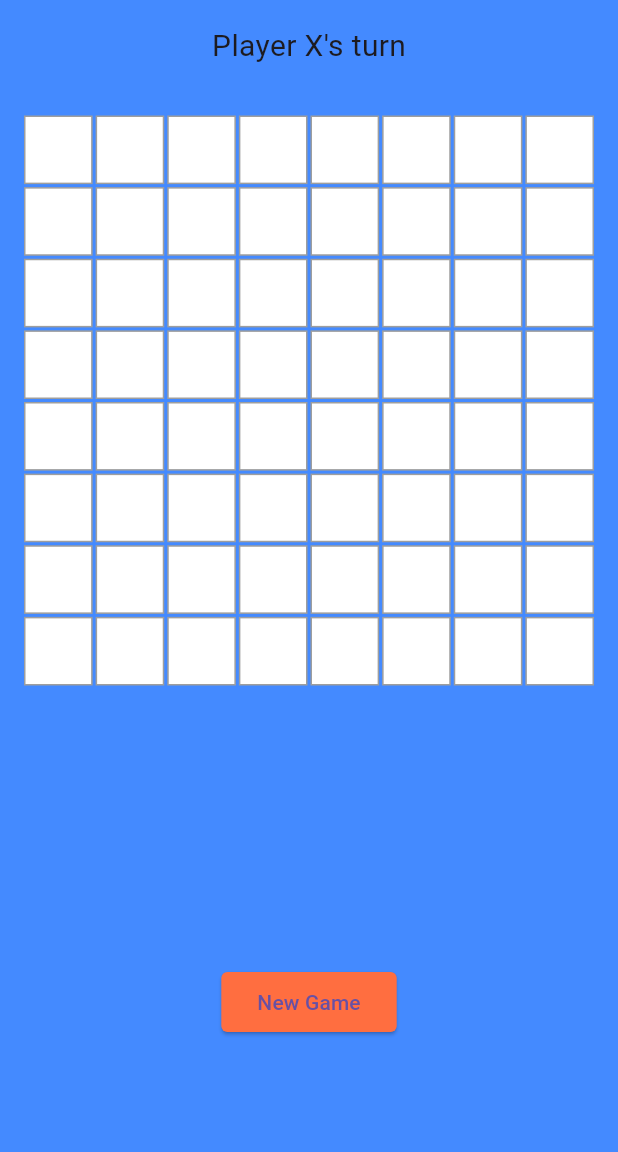
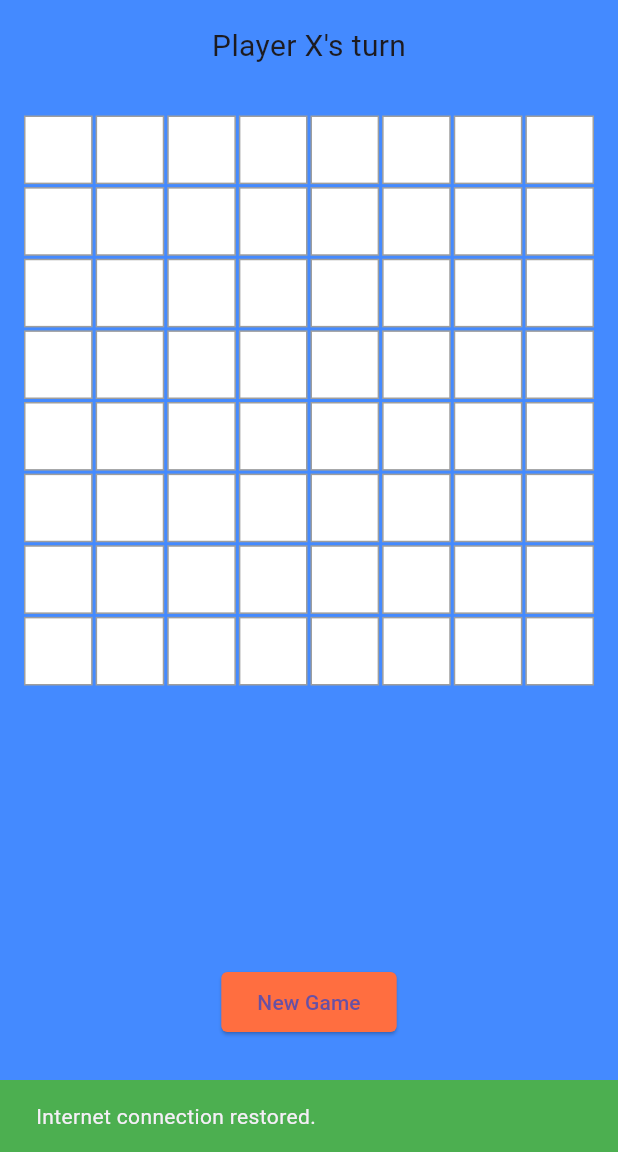
Before and after one commit to vothaihien/co_caro_8x8, a Flutter app: the first screen one second after launch, on a phone screen of 412 x 824 dp, the part 84-1236 px from its top. Run offline on Flutter 3.47's test engine with Material 3 defaults, Android fonts, the phone set to English and light mode, and no system bars; our stand-ins replace connectivity_plus, dio, retrofit, shared_preferences; generated files the repository leaves out were written again.

Commit message:
Them kiem tra ket noi mang

```diff
--- a/lib/main.dart
+++ b/lib/main.dart
@@ -1,6 +1,7 @@
 import 'package:co_caro/providers/game_provider.dart';
 import 'package:co_caro/screens/home_screen.dart';
 import 'package:co_caro/services/api_service.dart';
+import 'package:connectivity_plus/connectivity_plus.dart';
 import 'package:dio/dio.dart';
 import 'package:flutter/material.dart';
 import 'package:provider/provider.dart';
@@ -11,11 +12,12 @@ void main() async {
   final prefs = await SharedPreferences.getInstance();
   final dio = Dio();
   final apiService = ApiService(dio);
+  final connectivity = Connectivity();
   runApp(
     MultiProvider(
       providers: [
         ChangeNotifierProvider(
-          create: (_) => GameProvider(prefs, apiService),
+          create: (_) => GameProvider(prefs, apiService, connectivity),
         ),
       ],
       child: const MyApp(),
--- a/lib/providers/game_provider.dart
+++ b/lib/providers/game_provider.dart
@@ -1,4 +1,6 @@
+import 'dart:async';
 import 'dart:convert';
+import 'package:connectivity_plus/connectivity_plus.dart';
 import 'package:flutter/material.dart';
 import 'package:shared_preferences/shared_preferences.dart';
 import '../models/ai_move_request.dart';
@@ -7,6 +9,7 @@ import '../services/api_service.dart';
 class GameProvider with ChangeNotifier {
   final SharedPreferences _prefs;
   final ApiService _apiService;
+  final Connectivity _connectivity;
   List<List<String>> board = List.generate(8, (_) => List.generate(8, (_) => ''));
   List<Map<String, int>> playerMoves = [];
   List<Map<String, int>> cpuMoves = [];
@@ -14,9 +17,12 @@ class GameProvider with ChangeNotifier {
   bool isLoading = false;
   String? lastMove;
   String gameStatus = 'Player X\'s turn';
+  String? networkMessage;
+  StreamSubscription<List<ConnectivityResult>>? _connectivitySubscription;
 
-  GameProvider(this._prefs, this._apiService) {
+  GameProvider(this._prefs, this._apiService, this._connectivity) {
     _loadGame();
+    _initConnectivity();
   }
 
   void _loadGame() {
@@ -36,6 +42,29 @@ class GameProvider with ChangeNotifier {
       gameStatus = data['gameStatus'];
       notifyListeners();
     }
+  }
+
+  void _initConnectivity() {
+    // Lắng nghe sự thay đổi của trạng thái mạng.
+    _connectivitySubscription = _connectivity.onConnectivityChanged.listen((result) {
+      if(result.contains(ConnectivityResult.none) && result.length == 1) {
+        networkMessage = "No internet connection. Please check your network.";
+      } else {
+        networkMessage = "Internet connection restored.";
+      }
+      notifyListeners();
+      // Xóa thông báo sau 3 giây.
+      _removeAfter3s();
+    });
+  }
+
+  Future<void> _removeAfter3s() {
+    return Future.delayed(const Duration(seconds: 3), () {
+      if(networkMessage != null) {
+        networkMessage = null;
+        notifyListeners();
+      }
+    });
   }
 
   void _saveGame() {
@@ -91,6 +120,25 @@ class GameProvider with ChangeNotifier {
     notifyListeners();
 
     try {
+      // Kiểm tra kết nối trước khi gọi API.
+      final connectivityResult = await _connectivity.checkConnectivity();
+      if(connectivityResult.contains(ConnectivityResult.none) && connectivityResult.length == 1) {
+        networkMessage = "No internet connection. Please check your network.";
+        gameStatus = "Player X\'s turn";
+        isPlayerTurn = true;
+        isLoading = false;
+        notifyListeners();
+        // Xóa thông báo sau 3 giây.
+        // Future.delayed(Duration(seconds: 3), () {
+        //   if (networkMessage != null) {
+        //     networkMessage = null;
+        //     notifyListeners();
+        //   }
+        // });
+        _removeAfter3s();
+        return;
+      }
+
       final response = await _apiService.getAiMove(
         AiMoveRequest(
           board: [8, 8],
@@ -180,4 +228,10 @@ class GameProvider with ChangeNotifier {
   void _showResultDialog() {
     notifyListeners();
   }
+
+  @override
+  void dispose() {
+    _connectivitySubscription?.cancel();
+    super.dispose();
+  }
 }
--- a/lib/screens/home_screen.dart
+++ b/lib/screens/home_screen.dart
@@ -21,7 +21,22 @@ class _HomeScreenState extends State<HomeScreen> {
       ),
       body: Consumer<GameProvider>(
         builder: (context, gameProvider, child) {
-          if (gameProvider.gameStatus.contains('wins') ||
+          // Hiển thị thông báo khi không có mạng.
+          if (gameProvider.networkMessage != null) {
+            WidgetsBinding.instance.addPostFrameCallback((_) {
+              ScaffoldMessenger.of(context).showSnackBar(
+                SnackBar(
+                  content: Text(gameProvider.networkMessage!),
+                  duration: const Duration(seconds: 3),
+                  backgroundColor: gameProvider.networkMessage!.contains("restored")
+                  ? Colors.green
+                  : Colors.red,
+                )
+              );
+            });
+          }
+          // Hiển thị thông báo thắng/thua/hòa.
+          if (gameProvider.gameStatus.contains('Wins') ||
               gameProvider.gameStatus.contains('Draw')) {
             WidgetsBinding.instance.addPostFrameCallback((_) {
               showDialog(
--- a/pubspec.yaml
+++ b/pubspec.yaml
@@ -39,6 +39,7 @@ dependencies:
   shared_preferences: ^2.5.3
   provider: ^6.1.5
   json_annotation: ^4.9.0
+  connectivity_plus: ^6.1.4
 
 dev_dependencies:
   flutter_test:
```
Also changed, not shown: pubspec.lock, 1 other file.
